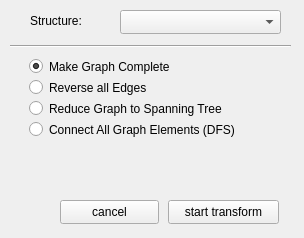
Qt form src/Plugins/TransformEdges/transformedgeswidget.ui (KDE/rocs) before a commit.
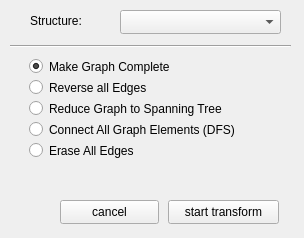
The same form after that commit.

What changed in the file:
```diff
--- a/src/Plugins/TransformEdges/transformedgeswidget.ui
+++ b/src/Plugins/TransformEdges/transformedgeswidget.ui
@@ -116,6 +116,13 @@
       </property>
      </widget>
     </item>
+    <item row="4" column="0">
+     <widget class="QRadioButton" name="radioButtonEraseEdges">
+      <property name="text">
+       <string/>
+      </property>
+     </widget>
+    </item>
     <item row="0" column="1">
      <widget class="QLabel" name="label_2">
       <property name="text">
@@ -144,6 +151,13 @@
       </property>
      </widget>
     </item>
+    <item row="4" column="1">
+     <widget class="QLabel" name="label_6">
+      <property name="text">
+       <string>Erase All Edges</string>
+      </property>
+     </widget>
+    </item>
    </layout>
   </widget>
  </widget>
```
